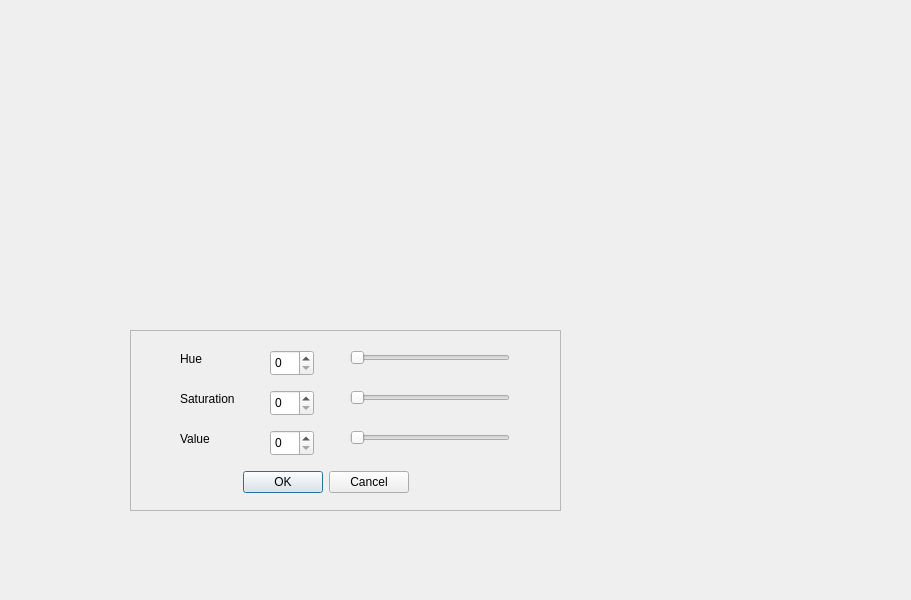
This is dialog.ui in walidaddouche/QtCreatorBasicInterface as Qt 5 draws it before an edit. The edited form follows.
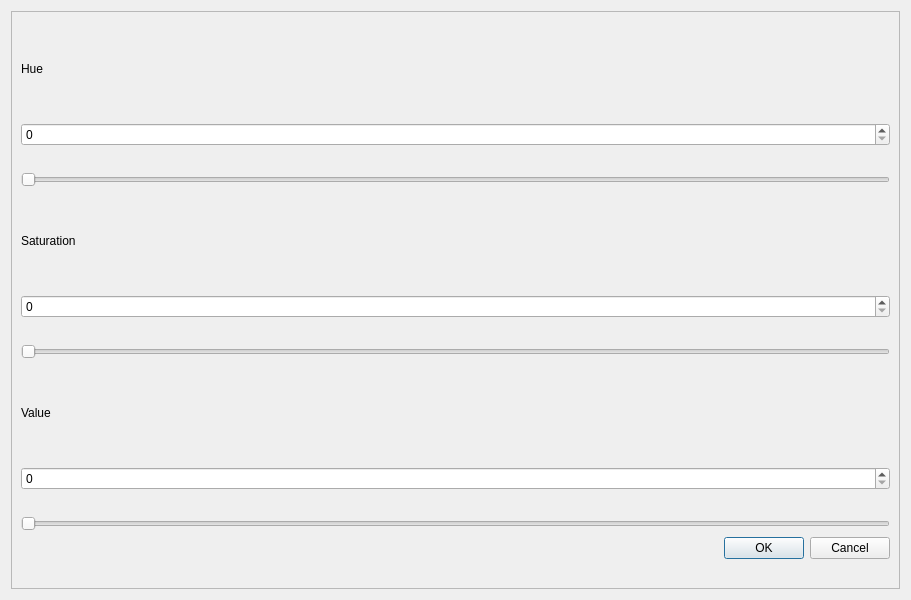
This is the edited form.

Commit message: FIN PARTIE 2

```diff
--- a/dialog.ui
+++ b/dialog.ui
@@ -16,143 +16,229 @@
   <property name="windowTitle">
    <string>Dialog</string>
   </property>
+  <layout class="QVBoxLayout" name="verticalLayout">
+   <item>
   <widget class="QFrame" name="frame">
-   <property name="geometry">
-    <rect>
-     <x>130</x>
-     <y>330</y>
-     <width>431</width>
-     <height>181</height>
-    </rect>
-   </property>
    <property name="frameShape">
     <enum>QFrame::StyledPanel</enum>
    </property>
    <property name="frameShadow">
     <enum>QFrame::Raised</enum>
    </property>
-   <widget class="QDialogButtonBox" name="buttonBox">
-    <property name="geometry">
-     <rect>
-      <x>110</x>
-      <y>140</y>
-      <width>169</width>
-      <height>25</height>
-     </rect>
-    </property>
-    <property name="standardButtons">
-     <set>QDialogButtonBox::Cancel|QDialogButtonBox::Ok</set>
-    </property>
-   </widget>
+     <layout class="QVBoxLayout" name="verticalLayout_2">
+      <item>
+       <spacer name="horizontalSpacer_3">
+        <property name="orientation">
+         <enum>Qt::Horizontal</enum>
+        </property>
+        <property name="sizeHint" stdset="0">
+         <size>
+          <width>870</width>
+          <height>20</height>
+         </size>
+        </property>
+       </spacer>
+      </item>
+      <item>
    <widget class="QLabel" name="label">
-    <property name="geometry">
-     <rect>
-      <x>50</x>
-      <y>20</y>
-      <width>67</width>
-      <height>17</height>
-     </rect>
-    </property>
     <property name="text">
      <string>Hue</string>
     </property>
    </widget>
+      </item>
+      <item>
+       <spacer name="horizontalSpacer_4">
+        <property name="orientation">
+         <enum>Qt::Horizontal</enum>
+        </property>
+        <property name="sizeHint" stdset="0">
+         <size>
+          <width>40</width>
+          <height>20</height>
+         </size>
+        </property>
+       </spacer>
+      </item>
+      <item>
+       <widget class="QSpinBox" name="spinBox">
+        <property name="maximum">
+         <number>255</number>
+        </property>
+       </widget>
+      </item>
+      <item>
+       <spacer name="horizontalSpacer_7">
+        <property name="orientation">
+         <enum>Qt::Horizontal</enum>
+        </property>
+        <property name="sizeHint" stdset="0">
+         <size>
+          <width>40</width>
+          <height>20</height>
+         </size>
+        </property>
+       </spacer>
+      </item>
+      <item>
    <widget class="QSlider" name="horizontalSlider">
-    <property name="geometry">
-     <rect>
-      <x>220</x>
-      <y>20</y>
-      <width>160</width>
-      <height>16</height>
-     </rect>
+        <property name="maximum">
+         <number>255</number>
     </property>
     <property name="orientation">
      <enum>Qt::Horizontal</enum>
     </property>
    </widget>
-   <widget class="QLabel" name="label_2">
-    <property name="geometry">
-     <rect>
-      <x>50</x>
-      <y>100</y>
-      <width>67</width>
-      <height>17</height>
-     </rect>
-    </property>
-    <property name="text">
-     <string>Value</string>
-    </property>
-   </widget>
-   <widget class="QSlider" name="horizontalSlider_2">
-    <property name="geometry">
-     <rect>
-      <x>220</x>
-      <y>60</y>
-      <width>160</width>
-      <height>16</height>
-     </rect>
-    </property>
+      </item>
+      <item>
+       <spacer name="horizontalSpacer">
     <property name="orientation">
      <enum>Qt::Horizontal</enum>
     </property>
-   </widget>
+        <property name="sizeHint" stdset="0">
+         <size>
+          <width>870</width>
+          <height>20</height>
+         </size>
+        </property>
+       </spacer>
+      </item>
+      <item>
    <widget class="QLabel" name="label_4">
-    <property name="geometry">
-     <rect>
-      <x>50</x>
-      <y>60</y>
-      <width>71</width>
-      <height>17</height>
-     </rect>
-    </property>
     <property name="text">
      <string>Saturation</string>
     </property>
    </widget>
-   <widget class="QSlider" name="horizontalSlider_3">
-    <property name="geometry">
-     <rect>
-      <x>220</x>
-      <y>100</y>
-      <width>160</width>
-      <height>16</height>
-     </rect>
-    </property>
+      </item>
+      <item>
+       <spacer name="horizontalSpacer_6">
     <property name="orientation">
      <enum>Qt::Horizontal</enum>
     </property>
-   </widget>
-   <widget class="QSpinBox" name="spinBox">
-    <property name="geometry">
-     <rect>
-      <x>140</x>
-      <y>20</y>
-      <width>44</width>
-      <height>26</height>
-     </rect>
-    </property>
-   </widget>
+        <property name="sizeHint" stdset="0">
+         <size>
+          <width>40</width>
+          <height>20</height>
+         </size>
+        </property>
+       </spacer>
+      </item>
+      <item>
    <widget class="QSpinBox" name="spinBox_2">
-    <property name="geometry">
-     <rect>
-      <x>140</x>
-      <y>60</y>
-      <width>44</width>
-      <height>26</height>
-     </rect>
-    </property>
-   </widget>
+        <property name="maximum">
+         <number>255</number>
+        </property>
+       </widget>
+      </item>
+      <item>
+       <spacer name="horizontalSpacer_8">
+        <property name="orientation">
+         <enum>Qt::Horizontal</enum>
+        </property>
+        <property name="sizeHint" stdset="0">
+         <size>
+          <width>40</width>
+          <height>20</height>
+         </size>
+        </property>
+       </spacer>
+      </item>
+      <item>
+       <widget class="QSlider" name="horizontalSlider_2">
+        <property name="maximum">
+         <number>255</number>
+        </property>
+        <property name="orientation">
+         <enum>Qt::Horizontal</enum>
+        </property>
+       </widget>
+      </item>
+      <item>
+       <spacer name="horizontalSpacer_5">
+        <property name="orientation">
+         <enum>Qt::Horizontal</enum>
+        </property>
+        <property name="sizeHint" stdset="0">
+         <size>
+          <width>870</width>
+          <height>20</height>
+         </size>
+        </property>
+       </spacer>
+      </item>
+      <item>
+       <widget class="QLabel" name="label_2">
+        <property name="text">
+         <string>Value</string>
+        </property>
+       </widget>
+      </item>
+      <item>
+       <spacer name="horizontalSpacer_9">
+        <property name="orientation">
+         <enum>Qt::Horizontal</enum>
+        </property>
+        <property name="sizeHint" stdset="0">
+         <size>
+          <width>40</width>
+          <height>20</height>
+         </size>
+        </property>
+       </spacer>
+      </item>
+      <item>
    <widget class="QSpinBox" name="spinBox_3">
-    <property name="geometry">
-     <rect>
-      <x>140</x>
-      <y>100</y>
-      <width>44</width>
-      <height>26</height>
-     </rect>
-    </property>
-   </widget>
-  </widget>
+        <property name="maximum">
+         <number>255</number>
+        </property>
+       </widget>
+      </item>
+      <item>
+       <spacer name="horizontalSpacer_10">
+        <property name="orientation">
+         <enum>Qt::Horizontal</enum>
+        </property>
+        <property name="sizeHint" stdset="0">
+         <size>
+          <width>40</width>
+          <height>20</height>
+         </size>
+        </property>
+       </spacer>
+      </item>
+      <item>
+       <widget class="QSlider" name="horizontalSlider_3">
+        <property name="maximum">
+         <number>255</number>
+        </property>
+        <property name="orientation">
+         <enum>Qt::Horizontal</enum>
+        </property>
+       </widget>
+      </item>
+      <item>
+       <widget class="QDialogButtonBox" name="buttonBox">
+        <property name="standardButtons">
+         <set>QDialogButtonBox::Cancel|QDialogButtonBox::Ok</set>
+        </property>
+       </widget>
+      </item>
+      <item>
+       <spacer name="horizontalSpacer_2">
+        <property name="orientation">
+         <enum>Qt::Horizontal</enum>
+        </property>
+        <property name="sizeHint" stdset="0">
+         <size>
+          <width>870</width>
+          <height>20</height>
+         </size>
+        </property>
+       </spacer>
+      </item>
+     </layout>
+    </widget>
+   </item>
+  </layout>
  </widget>
  <resources/>
  <connections>
```
Lines whose indentation alone changed are shown as unchanged.
